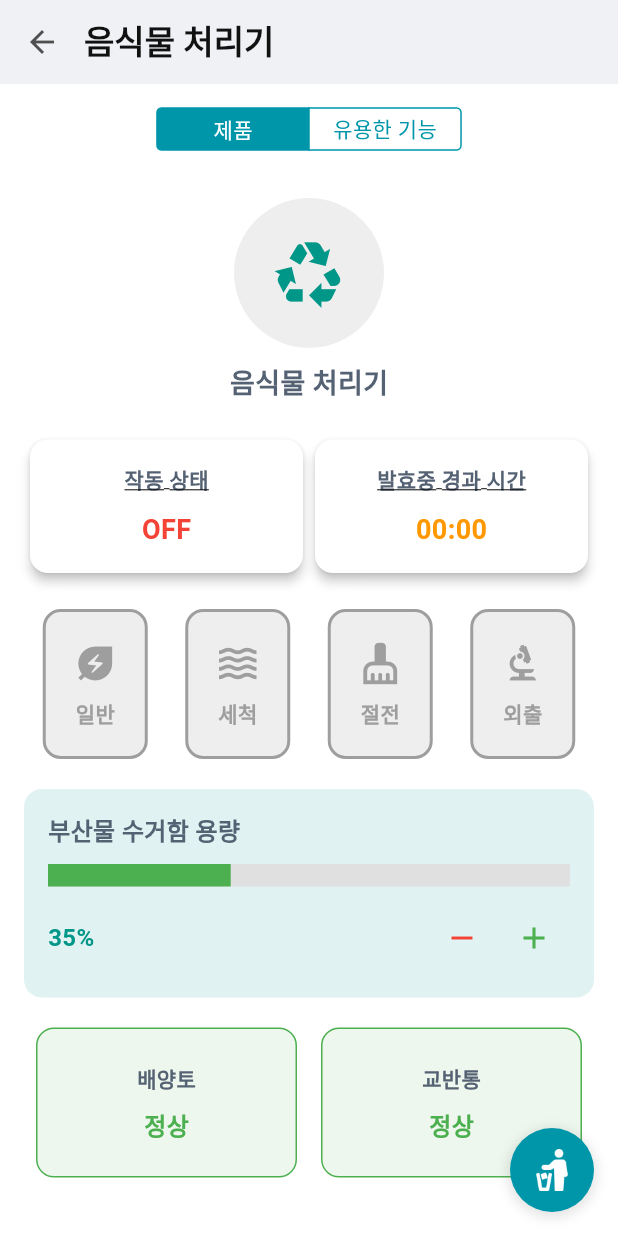
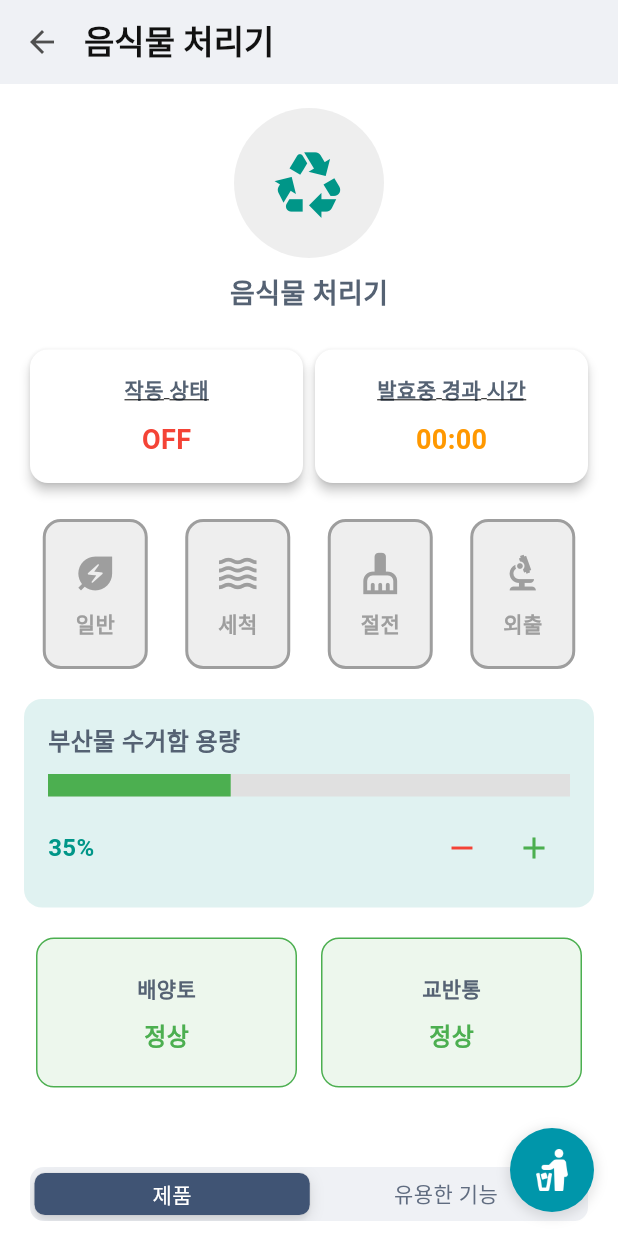
Before and after one commit to 5MinHaAll/5minha_lg-newzen, a Flutter app: the DeviceOn screen opened directly, on a phone screen of 412 x 824 dp. Run offline on Flutter 3.47's test engine with Material 3 defaults, Android fonts, the phone set to English and light mode, and no system bars; our stand-ins replace camera, firebase_auth, firebase_core, google_fonts, image_picker; missing offline and left inert: flutter_vision; accounts and stored records are empty; Roboto replaces fonts that are missing (Lg).

Commit message:
Design: device, functions 화면 수정

```diff
--- /dev/null
+++ b/lib/components/sliding_segment_control.dart
@@ -0,0 +1,62 @@
+// sliding_segment_control.dart
+import 'package:flutter/cupertino.dart';
+import 'package:flutter/material.dart';
+
+import '../theme/app_colors.dart';
+
+class SlidingSegmentControl extends StatelessWidget {
+  final int selectedIndex;
+  final ValueChanged<int?> onValueChanged;
+
+  const SlidingSegmentControl({
+    super.key,
+    required this.selectedIndex,
+    required this.onValueChanged,
+  });
+
+  @override
+  Widget build(BuildContext context) {
+    return Container(
+      height: kBottomNavigationBarHeight,
+      color: Colors.white,
+      padding: const EdgeInsets.symmetric(horizontal: 20, vertical: 8),
+      child: CupertinoSlidingSegmentedControl<int>(
+        groupValue: selectedIndex,
+        onValueChanged: onValueChanged,
+        backgroundColor: AppColors.secondaryBackground,
+        thumbColor: const Color(0xFF405474),
+        padding: const EdgeInsets.all(4),
+        children: {
+          0: Container(
+            width: double.infinity,
+            height: double.infinity,
+            alignment: Alignment.center,
+            child: Text(
+              '제품',
+              style: TextStyle(
+                color:
+                    selectedIndex == 0 ? Colors.white : const Color(0XFF606C80),
+                fontSize: 14,
+                fontWeight: FontWeight.w500,
+              ),
+            ),
+          ),
+          1: Container(
+            width: double.infinity,
+            height: double.infinity,
+            alignment: Alignment.center,
+            child: Text(
+              '유용한 기능',
+              style: TextStyle(
+                color:
+                    selectedIndex == 1 ? Colors.white : const Color(0XFF606C80),
+                fontSize: 14,
+                fontWeight: FontWeight.w500,
+              ),
+            ),
+          ),
+        },
+      ),
+    );
+  }
+}
--- a/lib/screens/device/device.dart
+++ b/lib/screens/device/device.dart
@@ -5,6 +5,7 @@ import 'package:flutter/cupertino.dart';
 import 'package:flutter/material.dart';
 import 'package:newzen/features/byproduct/byproduct_manager.dart';
 import '../../components/appbar_default.dart';
+import '../../components/sliding_segment_control.dart';
 import '../../data/generate_data.dart';
 import '../../features/device/device_operation.dart';
 import '../../features/device/demo_fab_manager.dart';
@@ -151,28 +152,37 @@ class _DeviceOnState extends State<DeviceOn> {
             backgroundColor: AppColors.secondaryBackground,
             fontWeight: FontWeight.bold,
           ),
-          body: Column(
+          body: Stack(
             children: [
-              Padding(
-                padding: const EdgeInsets.all(16.0),
-                child: CupertinoSegmentedControl(
-                  children: _segments,
-                  groupValue: _selectedIndex,
-                  onValueChanged: (int index) {
-                    setState(() {
-                      _selectedIndex = index;
-                    });
+              CustomScrollView(
+                controller: _scrollController,
+                slivers: [
+                  SliverToBoxAdapter(
+                    child: _selectedIndex == 0
+                        ? _buildMainContent()
+                        : const Functions(),
+                  ),
+                  // 하단에 SlidingSegmentControl 높이만큼 여백 추가
+                  const SliverToBoxAdapter(
+                    child: SizedBox(height: kBottomNavigationBarHeight),
+                  ),
+                ],
+              ),
+              // SlidingSegmentControl을 하단에 고정
+              Positioned(
+                left: 0,
+                right: 0,
+                bottom: 0,
+                child: SlidingSegmentControl(
+                  selectedIndex: _selectedIndex,
+                  onValueChanged: (int? index) {
+                    if (index != null) {
+                      setState(() {
+                        _selectedIndex = index;
+                      });
+                    }
                   },
-                  selectedColor: theme.colorScheme.primary,
-                  unselectedColor: theme.colorScheme.surface,
-                  borderColor: theme.colorScheme.primary,
-                  pressedColor: theme.colorScheme.primary.withOpacity(0.1),
                 ),
-              ),
-              Expanded(
-                child: _selectedIndex == 0
-                    ? _buildMainContent()
-                    : const Functions(),
               ),
             ],
           ),
```
Also changed, not shown: lib/screens/functions/functions.dart (+241 -158 lines).
